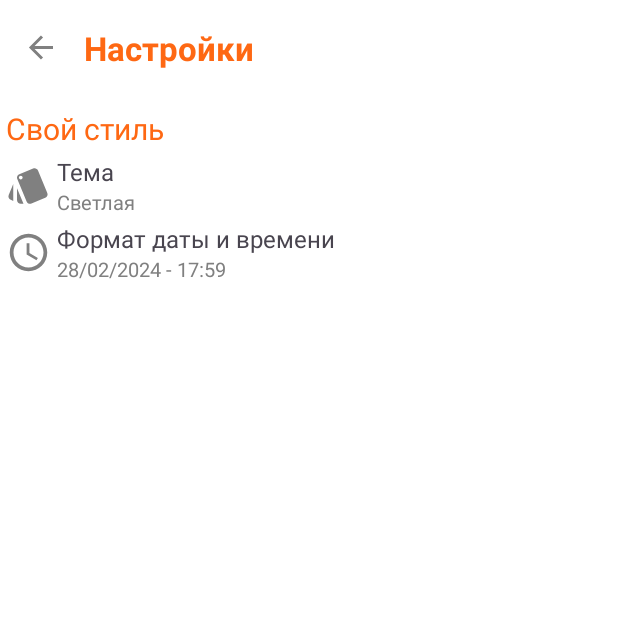
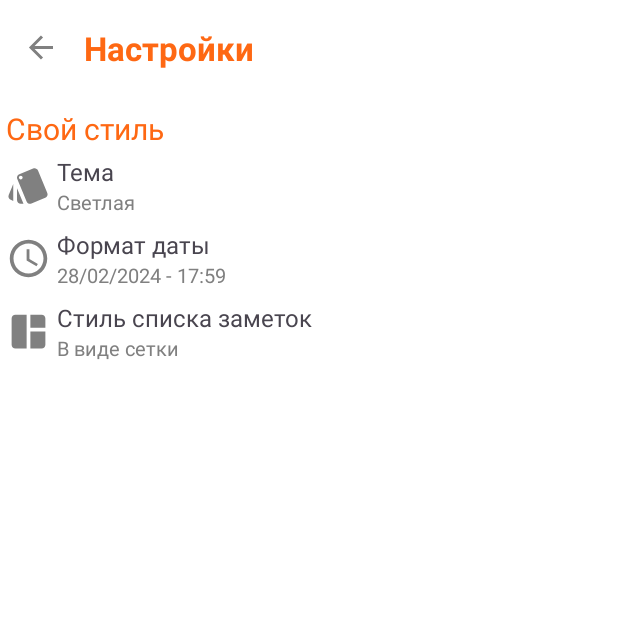
Before and after one commit to amv0107/MySuperNotes, an Android app: the screen it shows after launch (MainActivity), after a tap on "Настройки", on a phone screen of 412 x 824 dp, the top half of it. Run offline under Robolectric (Android 15) with nearby library versions, the phone set to English and light mode, and no system bars; our stand-ins replace AdMob, Dagger/Hilt's generated code, Room's generated code, navigation-ui; libraries missing offline, so code that uses them is left out: androidx.datastore.preferences; 9 statements that could not run were skipped; 1 other tap on this screen came first.

Commit message:
moved the note list style selection to the settings

```diff
--- a/app/build.gradle
+++ b/app/build.gradle
@@ -23,7 +23,7 @@ android {
         minSdk 29
         targetSdk 34
         versionCode 1
-        versionName "1.0"
+        versionName "1.1.120324"
 
         testInstrumentationRunner "androidx.test.runner.AndroidJUnitRunner"
     }
--- a/app/src/main/java/com/amv/simple/app/mysupernotes/data/PreferencesManager.kt
+++ b/app/src/main/java/com/amv/simple/app/mysupernotes/data/PreferencesManager.kt
@@ -6,9 +6,9 @@ import androidx.datastore.preferences.createDataStore
 import androidx.datastore.preferences.edit
 import androidx.datastore.preferences.emptyPreferences
 import androidx.datastore.preferences.preferencesKey
-import com.amv.simple.app.mysupernotes.domain.util.TypeLayoutManager
 import com.amv.simple.app.mysupernotes.presentation.settings.domain.DataStoreFormatDateTime
 import com.amv.simple.app.mysupernotes.presentation.settings.domain.DataStoreLanguage
+import com.amv.simple.app.mysupernotes.presentation.settings.domain.DataStoreStyleListNotes
 import com.amv.simple.app.mysupernotes.presentation.settings.domain.DataStoreTypeTheme
 import dagger.hilt.android.qualifiers.ApplicationContext
 import kotlinx.coroutines.flow.catch
@@ -19,7 +19,7 @@ import javax.inject.Singleton
 
 private const val TAG = "PreferencesManager"
 
-data class LayoutManagerPreferences(val layoutManager: TypeLayoutManager)
+data class LayoutManagerPreferences(val dataStoreStyleListNotes: DataStoreStyleListNotes)
 data class LanguageAppPreferences(val languageApp: DataStoreLanguage)
 data class FormatDateTimePreferences(val formatDataTime: DataStoreFormatDateTime)
 data class ThemeAppPreferences(val typeTheme: DataStoreTypeTheme)
@@ -29,7 +29,7 @@ class PreferencesManager @Inject constructor(@ApplicationContext context: Contex
 
     private val dataStore = context.createDataStore("amv_simple_app_note_preferences")
 
-    val preferencesFlow = dataStore.data
+    val layoutManagerFlow = dataStore.data
         .catch { exception ->
             if (exception is IOException) {
                 Log.e(TAG, "Error reading preferences", exception)
@@ -39,8 +39,8 @@ class PreferencesManager @Inject constructor(@ApplicationContext context: Contex
             }
         }
         .map { preferences ->
-            val type_layout_manager = TypeLayoutManager.valueOf(
-                preferences[PreferenceKeys.TYPE_LAYOUT_MANAGER] ?: TypeLayoutManager.STAGGERED_GRID_LAYOUT_MANAGER.name
+            val type_layout_manager = DataStoreStyleListNotes.valueOf(
+                preferences[PreferenceKeys.TYPE_LAYOUT_MANAGER] ?: DataStoreStyleListNotes.GRID.name
             )
             LayoutManagerPreferences(type_layout_manager)
         }
@@ -93,9 +93,9 @@ class PreferencesManager @Inject constructor(@ApplicationContext context: Contex
             ThemeAppPreferences(theme_app)
         }
 
-    suspend fun updateTypeLayoutManager(typeLayoutManager: TypeLayoutManager) {
+    suspend fun updateTypeLayoutManager(dataStoreStyleListNotes: DataStoreStyleListNotes) {
         dataStore.edit { preferences ->
-            preferences[PreferenceKeys.TYPE_LAYOUT_MANAGER] = typeLayoutManager.name
+            preferences[PreferenceKeys.TYPE_LAYOUT_MANAGER] = dataStoreStyleListNotes.name
         }
     }
 
--- a/app/src/main/java/com/amv/simple/app/mysupernotes/domain/util/TypeLayoutManager.kt
+++ /dev/null
@@ -1,6 +0,0 @@
-package com.amv.simple.app.mysupernotes.domain.util
-
-enum class TypeLayoutManager {
-    STAGGERED_GRID_LAYOUT_MANAGER,
-    LINEAR_LAYOUT_MANAGER
-}
--- a/app/src/main/java/com/amv/simple/app/mysupernotes/presentation/core/BaseListFragment.kt
+++ b/app/src/main/java/com/amv/simple/app/mysupernotes/presentation/core/BaseListFragment.kt
@@ -21,7 +21,6 @@ import com.amv.simple.app.mysupernotes.R
 import com.amv.simple.app.mysupernotes.databinding.FragmentMainListBinding
 import com.amv.simple.app.mysupernotes.domain.NoteItem
 import com.amv.simple.app.mysupernotes.domain.util.ShareHelper
-import com.amv.simple.app.mysupernotes.domain.util.TypeLayoutManager
 import com.amv.simple.app.mysupernotes.monetisation.loadBannerAds
 import com.amv.simple.app.mysupernotes.presentation.archiveList.ArchiveListFragment
 import com.amv.simple.app.mysupernotes.presentation.archiveList.ArchiveListFragmentDirections
@@ -31,11 +30,11 @@ import com.amv.simple.app.mysupernotes.presentation.mainList.MainListAdapter
 import com.amv.simple.app.mysupernotes.presentation.mainList.MainListFragment
 import com.amv.simple.app.mysupernotes.presentation.mainList.MainListFragmentDirections
 import com.amv.simple.app.mysupernotes.presentation.mainList.MainListViewModel
+import com.amv.simple.app.mysupernotes.presentation.settings.domain.DataStoreStyleListNotes
 import com.amv.simple.app.mysupernotes.presentation.trashList.TrashFragment
 import com.amv.simple.app.mysupernotes.presentation.trashList.TrashFragmentDirections
 import com.google.android.gms.ads.AdSize
 import dagger.hilt.android.AndroidEntryPoint
-import kotlinx.coroutines.flow.collectLatest
 import kotlinx.coroutines.flow.first
 import kotlinx.coroutines.launch
 
@@ -52,12 +51,15 @@ abstract class BaseListFragment : BaseFragment(R.layout.fragment_main_list) {
     lateinit var noteItemAdapter: MainListAdapter
     private var mainMenu: Menu? = null
 
-    private var noteStyle: TypeLayoutManager = TypeLayoutManager.LINEAR_LAYOUT_MANAGER
-
     override fun onViewCreated(view: View, savedInstanceState: Bundle?) {
         super.onViewCreated(view, savedInstanceState)
         _binding = FragmentMainListBinding.bind(view)
-        optionMenu()
+        /**
+         * optionMenu()
+         * Отключил потому что при смене вида пока не перезагрузиш страницу не обновляется, баг появился после того
+         * как добавил форматирование даты и времени. Связано все это как то с Flow
+         * переместил функционал временно в настройки приложения
+         */
 
         viewModel.noteList.observe(viewLifecycleOwner) { result ->
             renderSimpleResult(
@@ -70,7 +72,7 @@ abstract class BaseListFragment : BaseFragment(R.layout.fragment_main_list) {
         }
 
         viewLifecycleOwner.lifecycleScope.launch {
-            viewModel.formatDateTimeFlow.collectLatest {
+            viewModel.formatDateTimeFlow.collect {
                 noteItemAdapter = MainListAdapter(it.formatDataTime.pattern, object : MainListAdapter.MainListListener {
                     override fun onChooseNote(noteItem: NoteItem) {
                         val action: NavDirections = when (this@BaseListFragment) {
@@ -163,16 +165,16 @@ abstract class BaseListFragment : BaseFragment(R.layout.fragment_main_list) {
             }
         }
 
-        setupRv()
+        setupListNotes()
 
         loadBannerAds(requireContext(), binding.adsFrameLayout, AdSize.FULL_BANNER, R.string.bannerMainList)
     }
 
-    private fun setupRv() {
+    private fun setupListNotes() {
         viewLifecycleOwner.lifecycleScope.launch {
-            viewModel.preferencesFlow.collect {
-                binding.rvMainList.layoutManager = when (it.layoutManager) {
-                    TypeLayoutManager.LINEAR_LAYOUT_MANAGER -> {
+            viewModel.layoutManagerFlow.collect {
+                binding.rvMainList.layoutManager = when (it.dataStoreStyleListNotes) {
+                    DataStoreStyleListNotes.LIST -> {
                         LinearLayoutManager(
                             requireContext(),
                             LinearLayoutManager.VERTICAL,
@@ -180,7 +182,7 @@ abstract class BaseListFragment : BaseFragment(R.layout.fragment_main_list) {
                         )
                     }
 
-                    TypeLayoutManager.STAGGERED_GRID_LAYOUT_MANAGER -> {
+                    DataStoreStyleListNotes.GRID -> {
                         StaggeredGridLayoutManager(2, StaggeredGridLayoutManager.VERTICAL)
                     }
                 }
@@ -210,10 +212,10 @@ abstract class BaseListFragment : BaseFragment(R.layout.fragment_main_list) {
 
     private fun setupMenu() = mainMenu?.run {
         viewLifecycleOwner.lifecycleScope.launch {
-            viewModel.preferencesFlow.collect {
+            viewModel.layoutManagerFlow.collect {
                 findItem(R.id.list_menu_type_layout_manager).apply {
-                    setIcon(if (it.layoutManager == TypeLayoutManager.STAGGERED_GRID_LAYOUT_MANAGER) R.drawable.ic_list_view else R.drawable.ic_grid_view)
-                    setTitle(if (it.layoutManager == TypeLayoutManager.STAGGERED_GRID_LAYOUT_MANAGER) R.string.list_menu_linear else R.string.list_menu_staggered_grid)
+//                    setIcon(if (it.layoutManager == TypeLayoutManager.STAGGERED_GRID_LAYOUT_MANAGER) R.drawable.ic_list_view else R.drawable.ic_grid_view)
+//                    setTitle(if (it.layoutManager == TypeLayoutManager.STAGGERED_GRID_LAYOUT_MANAGER) R.string.list_menu_linear else R.string.list_menu_staggered_grid)
                 }
             }
         }
@@ -221,15 +223,13 @@ abstract class BaseListFragment : BaseFragment(R.layout.fragment_main_list) {
 
     private fun setNoteStyle() {
         viewLifecycleOwner.lifecycleScope.launch {
-            noteStyle = when (viewModel.preferencesFlow.first().layoutManager) {
-                TypeLayoutManager.LINEAR_LAYOUT_MANAGER -> {
-                    viewModel.onTypeLayoutManager(TypeLayoutManager.STAGGERED_GRID_LAYOUT_MANAGER)
-                    TypeLayoutManager.STAGGERED_GRID_LAYOUT_MANAGER
+            when (viewModel.layoutManagerFlow.first().dataStoreStyleListNotes) {
+                DataStoreStyleListNotes.LIST -> {
+                    viewModel.onTypeLayoutManager(DataStoreStyleListNotes.GRID)
                 }
 
-                TypeLayoutManager.STAGGERED_GRID_LAYOUT_MANAGER -> {
-                    viewModel.onTypeLayoutManager(TypeLayoutManager.LINEAR_LAYOUT_MANAGER)
-                    TypeLayoutManager.LINEAR_LAYOUT_MANAGER
+                DataStoreStyleListNotes.GRID -> {
+                    viewModel.onTypeLayoutManager(DataStoreStyleListNotes.LIST)
                 }
             }
         }
--- a/app/src/main/java/com/amv/simple/app/mysupernotes/presentation/mainList/MainListViewModel.kt
+++ b/app/src/main/java/com/amv/simple/app/mysupernotes/presentation/mainList/MainListViewModel.kt
@@ -10,11 +10,11 @@ import com.amv.simple.app.mysupernotes.domain.UpdateNoteItemUseCase
 import com.amv.simple.app.mysupernotes.domain.util.ErrorResult
 import com.amv.simple.app.mysupernotes.domain.util.PendingResult
 import com.amv.simple.app.mysupernotes.domain.util.SuccessResult
-import com.amv.simple.app.mysupernotes.domain.util.TypeLayoutManager
 import com.amv.simple.app.mysupernotes.domain.util.TypeList
 import com.amv.simple.app.mysupernotes.presentation.core.LiveResult
 import com.amv.simple.app.mysupernotes.presentation.core.MutableLiveResult
 import com.amv.simple.app.mysupernotes.presentation.editor.TimeManager
+import com.amv.simple.app.mysupernotes.presentation.settings.domain.DataStoreStyleListNotes
 import dagger.hilt.android.lifecycle.HiltViewModel
 import kotlinx.coroutines.launch
 import javax.inject.Inject
@@ -30,8 +30,9 @@ class MainListViewModel @Inject constructor(
     private val _noteList = MutableLiveResult<List<NoteItem>>(PendingResult())
     val noteList: LiveResult<List<NoteItem>> = _noteList
 
-    val preferencesFlow = preferencesManager.preferencesFlow
     val formatDateTimeFlow = preferencesManager.formatDataTimeFlow
+    val layoutManagerFlow = preferencesManager.layoutManagerFlow
+
 
     fun getNoteList(typeList: TypeList) = viewModelScope.launch {
         getNoteListUseCase.getNoteList(typeList)
@@ -43,8 +44,8 @@ class MainListViewModel @Inject constructor(
             }
     }
 
-    fun onTypeLayoutManager(typeLayoutManager: TypeLayoutManager) = viewModelScope.launch {
-        preferencesManager.updateTypeLayoutManager(typeLayoutManager)
+    fun onTypeLayoutManager(dataStoreStyleListNotes: DataStoreStyleListNotes) = viewModelScope.launch {
+        preferencesManager.updateTypeLayoutManager(dataStoreStyleListNotes)
     }
 
     fun changePin(noteItem: NoteItem) = viewModelScope.launch {
--- /dev/null
+++ b/app/src/main/java/com/amv/simple/app/mysupernotes/presentation/settings/presentation/SelectStyleListNote.kt
@@ -0,0 +1,73 @@
+package com.amv.simple.app.mysupernotes.presentation.settings.presentation
+
+import android.app.Dialog
+import android.content.DialogInterface
+import android.os.Bundle
+import androidx.appcompat.app.AlertDialog
+import androidx.core.os.bundleOf
+import androidx.fragment.app.DialogFragment
+import androidx.fragment.app.FragmentManager
+import androidx.fragment.app.FragmentResultListener
+import androidx.lifecycle.LifecycleOwner
+import com.amv.simple.app.mysupernotes.R
+import com.amv.simple.app.mysupernotes.presentation.settings.domain.DataStoreStyleListNotes
+
+class SelectStyleListNote: DialogFragment() {
+
+    private val currentStyle: Int
+        get() = requireArguments().getInt(ARG_VALUE)
+
+    override fun onCreateDialog(savedInstanceState: Bundle?): Dialog {
+
+        val listStyleListNotes = DataStoreStyleListNotes.values().map {
+            resources.getString(it.title)
+        }.toTypedArray()
+
+        return AlertDialog.Builder(requireContext(), R.style.ConfirmDialogFragment)
+            .setTitle(R.string.theme_confirm_dialog_style_list_notes)
+            .setSingleChoiceItems(listStyleListNotes, currentStyle, null)
+            .setNegativeButton(R.string.theme_confirm_dialog_cancel) { _, _ ->
+                dismiss()
+            }
+            .setPositiveButton(R.string.theme_confirm_dialog_select) { dialog, _ ->
+                val index = (dialog as AlertDialog).listView.checkedItemPosition
+                parentFragmentManager.setFragmentResult(REQUEST_KEY, bundleOf(KEY_VALUE_RESPONSE to index))
+                dismiss()
+            }
+            .create()
+    }
+
+    override fun onDismiss(dialog: DialogInterface) {
+        super.onDismiss(dialog)
+    }
+
+    override fun onCancel(dialog: DialogInterface) {
+        super.onCancel(dialog)
+    }
+
+    companion object {
+        @JvmStatic
+        private val TAG = SelectStyleListNote::class.java.simpleName
+
+        @JvmStatic
+        private val KEY_VALUE_RESPONSE = "KEY_VALUE_RESPONSE"
+
+        @JvmStatic
+        private val ARG_VALUE = "ARG_VALUE"
+
+        @JvmStatic
+        val REQUEST_KEY = "$TAG:defaultRequestKey"
+
+        fun show(manager: FragmentManager, currentStyleListNote: Int) {
+            val dialogFragment = SelectStyleListNote()
+            dialogFragment.arguments = bundleOf(ARG_VALUE to currentStyleListNote)
+            dialogFragment.show(manager, TAG)
+        }
+
+        fun setupListener(manager: FragmentManager, lifecycleOwner: LifecycleOwner, listener: (Int) -> Unit) {
+            manager.setFragmentResultListener(REQUEST_KEY, lifecycleOwner, FragmentResultListener { _, result ->
+                listener.invoke(result.getInt(KEY_VALUE_RESPONSE))
+            })
+        }
+    }
+}
--- a/app/src/main/java/com/amv/simple/app/mysupernotes/presentation/settings/presentation/SettingsFragment.kt
+++ b/app/src/main/java/com/amv/simple/app/mysupernotes/presentation/settings/presentation/SettingsFragment.kt
@@ -12,6 +12,7 @@ import com.amv.simple.app.mysupernotes.databinding.FragmentSettingsBinding
 import com.amv.simple.app.mysupernotes.presentation.MainActivity
 import com.amv.simple.app.mysupernotes.presentation.settings.domain.DataStoreFormatDateTime
 import com.amv.simple.app.mysupernotes.presentation.settings.domain.DataStoreLanguage
+import com.amv.simple.app.mysupernotes.presentation.settings.domain.DataStoreStyleListNotes
 import com.amv.simple.app.mysupernotes.presentation.settings.domain.DataStoreTypeTheme
 import dagger.hilt.android.AndroidEntryPoint
 import kotlinx.coroutines.flow.collectLatest
@@ -26,12 +27,14 @@ class SettingsFragment : Fragment(R.layout.fragment_settings) {
     private val viewModel by viewModels<SettingsViewModel>()
     private var currentLanguageOrdinal: Int = 0
     private var currentFormatDateTimeOrdinal: Int = 0
-    private var currentThemeOrdinal: Int = 2
+    private var currentThemeOrdinal: Int = 0
+    private var currentStyleListOrdinal: Int = 0
 
     override fun onCreateView(inflater: LayoutInflater, container: ViewGroup?, savedInstanceState: Bundle?): View? {
         setupSelectLanguageDialog()
         setupSelectThemeDialog()
         setupSelectFormatDatetime()
+        setupSelectStyleListNotes()
         return super.onCreateView(inflater, container, savedInstanceState)
     }
 
@@ -49,6 +52,10 @@ class SettingsFragment : Fragment(R.layout.fragment_settings) {
 
         binding.formatDateTime.setOnClickListener {
             showSelectFormatDateTime()
+        }
+
+        binding.typeLayoutManager.setOnClickListener {
+            showSelectStyleListNote()
         }
 
         observeViewModel()
@@ -88,6 +95,17 @@ class SettingsFragment : Fragment(R.layout.fragment_settings) {
         }
     }
 
+    private fun showSelectStyleListNote() {
+        SelectStyleListNote.show(parentFragmentManager, currentStyleListOrdinal)
+    }
+
+    private fun setupSelectStyleListNotes() {
+        SelectStyleListNote.setupListener(parentFragmentManager, this) {
+            val style = enumValues<DataStoreStyleListNotes>()[it]
+            viewModel.onStyleListNotes(style)
+        }
+    }
+
     private fun observeViewModel() {
         viewLifecycleOwner.lifecycleScope.launch {
             viewModel.languageFlow.collectLatest {
@@ -109,6 +127,12 @@ class SettingsFragment : Fragment(R.layout.fragment_settings) {
                 (activity as MainActivity).setUIMode(it.typeTheme)
             }
         }
+        viewLifecycleOwner.lifecycleScope.launch {
+            viewModel.styleListNotesFlow.collect {
+                currentStyleListOrdinal = it.dataStoreStyleListNotes.ordinal
+                binding.typeLayoutManager.setCurrentValueText(getString(it.dataStoreStyleListNotes.title))
+            }
+        }
     }
 
     override fun onDestroy() {
--- a/app/src/main/java/com/amv/simple/app/mysupernotes/presentation/settings/presentation/SettingsViewModel.kt
+++ b/app/src/main/java/com/amv/simple/app/mysupernotes/presentation/settings/presentation/SettingsViewModel.kt
@@ -5,6 +5,7 @@ import androidx.lifecycle.viewModelScope
 import com.amv.simple.app.mysupernotes.data.PreferencesManager
 import com.amv.simple.app.mysupernotes.presentation.settings.domain.DataStoreFormatDateTime
 import com.amv.simple.app.mysupernotes.presentation.settings.domain.DataStoreLanguage
+import com.amv.simple.app.mysupernotes.presentation.settings.domain.DataStoreStyleListNotes
 import com.amv.simple.app.mysupernotes.presentation.settings.domain.DataStoreTypeTheme
 import dagger.hilt.android.lifecycle.HiltViewModel
 import kotlinx.coroutines.launch
@@ -18,6 +19,7 @@ class SettingsViewModel @Inject constructor(
     val languageFlow = preferencesManager.languageFlow
     val formatDateTimeFlow = preferencesManager.formatDataTimeFlow
     val themeAppFlow = preferencesManager.themeFlow
+    val styleListNotesFlow = preferencesManager.layoutManagerFlow
 
     fun onTypeLanguageApp(dataStoreLanguage: DataStoreLanguage) = viewModelScope.launch {
         preferencesManager.updateTypeLanguageApp(dataStoreLanguage)
@@ -30,4 +32,8 @@ class SettingsViewModel @Inject constructor(
     fun onTheme(dataStoreTypeTheme: DataStoreTypeTheme) = viewModelScope.launch {
         preferencesManager.updateThemeApp(dataStoreTypeTheme)
     }
+
+    fun onStyleListNotes(dataStoreStyleListNotes: DataStoreStyleListNotes) = viewModelScope.launch {
+        preferencesManager.updateTypeLayoutManager(dataStoreStyleListNotes)
+    }
 }
--- /dev/null
+++ b/app/src/main/res/drawable/ic_dashboard.xml
@@ -0,0 +1,5 @@
+<vector android:height="24dp" android:tint="#000000"
+    android:viewportHeight="24" android:viewportWidth="24"
+    android:width="24dp" xmlns:android="http://schemas.android.com/apk/res/android">
+    <path android:fillColor="@android:color/white" android:pathData="M11,21H5c-1.1,0 -2,-0.9 -2,-2V5c0,-1.1 0.9,-2 2,-2h6V21zM13,21h6c1.1,0 2,-0.9 2,-2v-7h-8V21zM21,10V5c0,-1.1 -0.9,-2 -2,-2h-6v7H21z"/>
+</vector>
--- a/app/src/main/res/layout/fragment_settings.xml
+++ b/app/src/main/res/layout/fragment_settings.xml
@@ -50,7 +50,7 @@
         android:layout_width="match_parent"
         android:layout_height="wrap_content"
         android:layout_marginTop="4dp"
-        android:text="Свой стиль"
+        android:text="@string/label_settings_my_style"
         android:textColor="@color/orange"
         android:textSize="20sp"
         app:layout_constraintEnd_toEndOf="parent"
@@ -68,19 +68,32 @@
         app:layout_constraintEnd_toEndOf="parent"
         app:layout_constraintStart_toStartOf="parent"
         app:layout_constraintTop_toBottomOf="@id/labelYourStyle"
-        app:title="Тема" />
+        app:title="@string/theme_confirm_dialog_theme_title" />
 
     <com.amv.simple.app.mysupernotes.presentation.settings.presentation.component.ItemSettingsView
         android:id="@+id/formatDateTime"
         android:layout_width="0dp"
         android:layout_height="wrap_content"
-        android:layout_marginTop="4dp"
+        android:layout_marginTop="8dp"
         app:currentValue="28/02/2024 - 17:59"
         app:visibleCurrentValue="true"
         app:icon="@drawable/ic_time"
         app:layout_constraintEnd_toEndOf="parent"
         app:layout_constraintStart_toStartOf="parent"
         app:layout_constraintTop_toBottomOf="@id/theme"
-        app:title="Формат даты и времени" />
+        app:title="@string/theme_confirm_dialog_date_title" />
+
+    <com.amv.simple.app.mysupernotes.presentation.settings.presentation.component.ItemSettingsView
+        android:id="@+id/typeLayoutManager"
+        android:layout_width="0dp"
+        android:layout_height="wrap_content"
+        android:layout_marginTop="8dp"
+        app:currentValue="В виде сетки"
+        app:visibleCurrentValue="true"
+        app:icon="@drawable/ic_dashboard"
+        app:layout_constraintEnd_toEndOf="parent"
+        app:layout_constraintStart_toStartOf="parent"
+        app:layout_constraintTop_toBottomOf="@id/formatDateTime"
+        app:title="@string/theme_confirm_dialog_style_list_notes" />
 
 </androidx.constraintlayout.widget.ConstraintLayout>
--- a/app/src/main/res/values/strings.xml
+++ b/app/src/main/res/values/strings.xml
@@ -59,11 +59,13 @@
     <string name="theme_confirm_dialog_cancel">Отмена</string>
     <string name="theme_confirm_dialog_language_title">Язык</string>
     <string name="theme_confirm_dialog_theme_title">Тема</string>
+    <string name="theme_confirm_dialog_style_list_notes">Стиль списка заметок</string>
     <string name="theme_confirm_dialog_date_title">Формат даты</string>
 
     <string name="error_empty_list_main_screen">Держите заметки организоваными</string>
     <string name="error_empty_list_archive_screen">Архив пуст</string>
     <string name="error_empty_list_favorite_screen">Избранное не добавлено</string>
     <string name="error_empty_list_trash_screen">Заметки в корзине автоматически удаляются через 31 день</string>
+    <string name="label_settings_my_style">Свой стиль</string>
 
 </resources>
```
Also changed, not shown: app/src/main/java/com/amv/simple/app/mysupernotes/presentation/settings/domain/DataStoreStyleListNotes.kt (added, +9 -0 lines), 2 other files.
